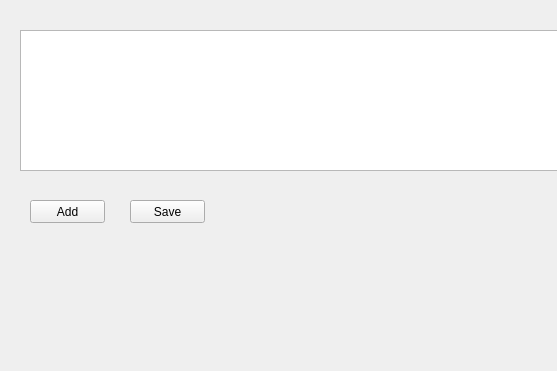
Old version of the form gui.ui in the repository annakrih/T113VLN1-3; both pictures show x 0 to 557 and y 0 to 371 of the 800 by 600 pixel window.
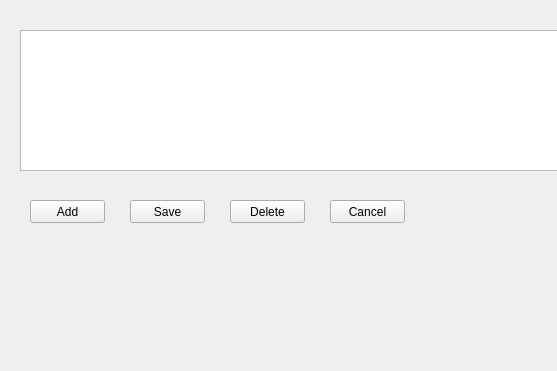
New version of the form.

Commit message: added delete and cancel

Diff of the .ui file:
```diff
--- a/gui.ui
+++ b/gui.ui
@@ -56,6 +56,32 @@
      <string>Save</string>
     </property>
    </widget>
+   <widget class="QPushButton" name="deletePerson">
+    <property name="geometry">
+     <rect>
+      <x>230</x>
+      <y>200</y>
+      <width>75</width>
+      <height>23</height>
+     </rect>
+    </property>
+    <property name="text">
+     <string>Delete</string>
+    </property>
+   </widget>
+   <widget class="QPushButton" name="peopleRevert">
+    <property name="geometry">
+     <rect>
+      <x>330</x>
+      <y>200</y>
+      <width>75</width>
+      <height>23</height>
+     </rect>
+    </property>
+    <property name="text">
+     <string>Cancel</string>
+    </property>
+   </widget>
   </widget>
   <widget class="QMenuBar" name="menubar">
    <property name="geometry">
```
The commit also changes 2 other files.
